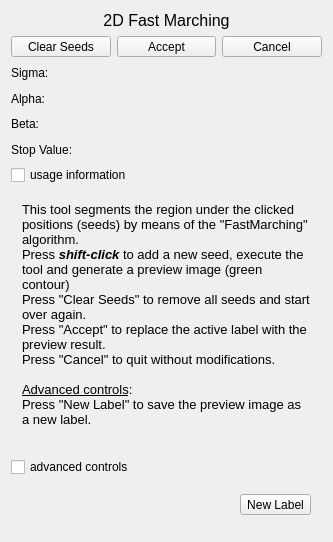
This is Modules/SegmentationUI/Qmitk/QmitkFastMarchingToolGUIControls.ui in MITK/MITK as Qt 5 draws it before an edit. The edited form follows.
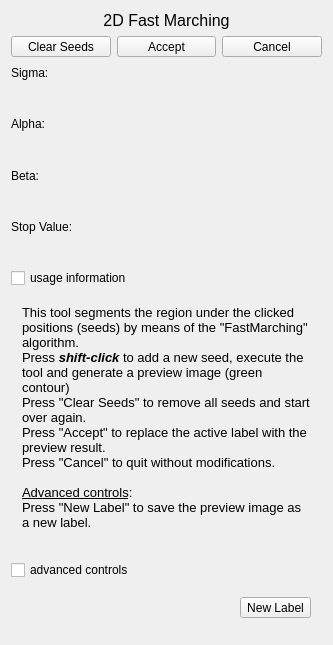
This is the edited form. Icons and pictures are not drawn. Custom widgets are drawn as their Qt base class.

Commit message: could not set decimals to a ctkSliderWidget

The edit to the form file:
```diff
--- a/Modules/SegmentationUI/Qmitk/QmitkFastMarchingToolGUIControls.ui
+++ b/Modules/SegmentationUI/Qmitk/QmitkFastMarchingToolGUIControls.ui
@@ -7,7 +7,7 @@
     <x>0</x>
     <y>0</y>
     <width>333</width>
-    <height>542</height>
+    <height>645</height>
    </rect>
   </property>
   <property name="sizePolicy">
@@ -193,10 +193,23 @@
       </widget>
      </item>
      <item>
-      <widget class="ctkSliderWidget" name="m_slSigma" native="true"/>
+      <spacer name="horizontalSpacer_2">
+       <property name="orientation">
+        <enum>Qt::Horizontal</enum>
+       </property>
+       <property name="sizeHint" stdset="0">
+        <size>
+         <width>40</width>
+         <height>20</height>
+        </size>
+       </property>
+      </spacer>
      </item>
     </layout>
    </item>
+   <item>
+    <widget class="ctkSliderWidget" name="m_slSigma" native="true"/>
+   </item>
    <item>
     <layout class="QHBoxLayout" name="horizontalLayout_5">
      <item>
@@ -219,10 +232,23 @@
       </widget>
      </item>
      <item>
-      <widget class="ctkSliderWidget" name="m_slAlpha" native="true"/>
+      <spacer name="horizontalSpacer_3">
+       <property name="orientation">
+        <enum>Qt::Horizontal</enum>
+       </property>
+       <property name="sizeHint" stdset="0">
+        <size>
+         <width>40</width>
+         <height>20</height>
+        </size>
+       </property>
+      </spacer>
      </item>
     </layout>
    </item>
+   <item>
+    <widget class="ctkSliderWidget" name="m_slAlpha" native="true"/>
+   </item>
    <item>
     <layout class="QHBoxLayout" name="horizontalLayout_6">
      <item>
@@ -245,10 +271,23 @@
       </widget>
      </item>
      <item>
-      <widget class="ctkSliderWidget" name="m_slBeta" native="true"/>
+      <spacer name="horizontalSpacer_4">
+       <property name="orientation">
+        <enum>Qt::Horizontal</enum>
+       </property>
+       <property name="sizeHint" stdset="0">
+        <size>
+         <width>40</width>
+         <height>20</height>
+        </size>
+       </property>
+      </spacer>
      </item>
     </layout>
    </item>
+   <item>
+    <widget class="ctkSliderWidget" name="m_slBeta" native="true"/>
+   </item>
    <item>
     <layout class="QHBoxLayout" name="horizontalLayout_7">
      <item>
@@ -271,10 +310,23 @@
       </widget>
      </item>
      <item>
-      <widget class="ctkSliderWidget" name="m_slStopValue" native="true"/>
+      <spacer name="horizontalSpacer_5">
+       <property name="orientation">
+        <enum>Qt::Horizontal</enum>
+       </property>
+       <property name="sizeHint" stdset="0">
+        <size>
+         <width>40</width>
+         <height>20</height>
+        </size>
+       </property>
+      </spacer>
      </item>
     </layout>
    </item>
+   <item>
+    <widget class="ctkSliderWidget" name="m_slStopValue" native="true"/>
+   </item>
    <item>
     <widget class="QCheckBox" name="m_cbShowInformation">
      <property name="text">
```
The commit also changes 7 other files.
